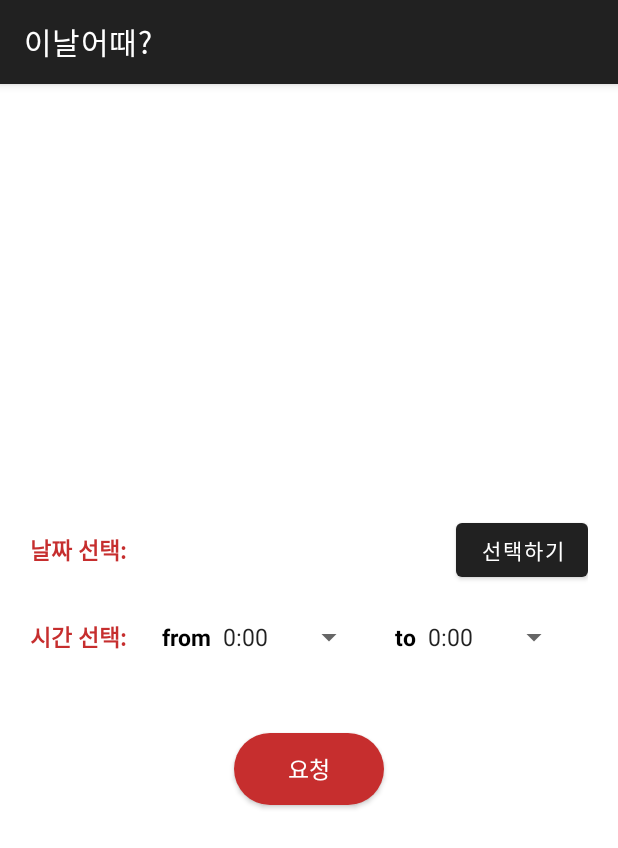
After one commit to Seungkyu-Han/MoApp, an Android app: the RequestActivity screen opened directly, with no data from a screen before it, on a phone screen of 412 x 824 dp. The commit adds this screen. Shown: the top 848 px of the screen. Run offline under Robolectric (Android 15) with nearby library versions, the phone set to English and light mode, and no system bars; 1 statement that could not run was skipped.

Commit message:
[feat] request meeting schedule

```diff
--- a/app/src/main/AndroidManifest.xml
+++ b/app/src/main/AndroidManifest.xml
@@ -18,8 +18,11 @@
         android:theme="@style/Theme.MoApp"
         tools:targetApi="31">
         <activity
+            android:name=".RequestActivity"
+            android:exported="false" />
+        <activity
             android:name=".AddGroupScheduleActivity"
-            android:exported="true"/>
+            android:exported="true" />
         <activity
             android:name=".CreateGroupFromActivity"
             android:exported="true" />
--- a/app/src/main/java/com/example/moapp/RetrofitService.kt
+++ b/app/src/main/java/com/example/moapp/RetrofitService.kt
@@ -2,6 +2,7 @@ package com.example.moapp
 
 import com.example.moapp.model.Group
 import com.example.moapp.model.groupPostReq
+import com.example.moapp.model.shareSchedulePostReq
 import com.example.moapp.model.shareSchedulePostUserScheduleReq
 import okhttp3.MultipartBody
 import retrofit2.Call
@@ -149,4 +150,10 @@ interface RetrofitService {
         @Body shareSchedulePostUserScheduleReq: shareSchedulePostUserScheduleReq,
         @Header("Authorization") accessToken: String
     ): Call<Unit>
+
+    @POST("/api/share-schedule/schedule")
+    fun requestSchedule(
+        @Body shareSchedulePostReq: shareSchedulePostReq,
+        @Header("Authorization") accessToken: String
+    ): Call<Unit>
 }
--- /dev/null
+++ b/app/src/main/res/layout/activity_request.xml
@@ -0,0 +1,87 @@
+<?xml version="1.0" encoding="utf-8"?>
+<LinearLayout xmlns:android="http://schemas.android.com/apk/res/android"
+    android:layout_width="match_parent"
+    android:layout_height="match_parent"
+    android:orientation="vertical"
+    android:gravity="center"
+    android:padding="20dp">
+    <LinearLayout
+        android:layout_width="match_parent"
+        android:layout_height="wrap_content"
+        android:orientation="horizontal">
+        <TextView
+            android:layout_width="wrap_content"
+            android:layout_height="wrap_content"
+            android:text="날짜 선택: "
+            android:textStyle="bold"
+            android:textSize="15sp"
+            android:textColor="#C62E2E"/>
+        <TextView
+            android:id="@+id/selectedDate"
+            android:layout_width="0dp"
+            android:layout_height="wrap_content"
+            android:textAlignment="center"
+            android:textSize="15sp"
+            android:layout_weight="1"/>
+        <Button
+            android:id="@+id/dateBtn"
+            android:layout_width="wrap_content"
+            android:layout_height="wrap_content"
+            android:text="선택하기"/>
+    </LinearLayout>
+
+    <!-- add time range layout -->
+    <LinearLayout
+        android:layout_width="match_parent"
+        android:layout_height="wrap_content"
+        android:orientation="horizontal"
+        android:layout_marginTop="10dp">
+        <TextView
+            android:layout_width="wrap_content"
+            android:layout_height="wrap_content"
+            android:text="시간 선택: "
+            android:textStyle="bold"
+            android:textSize="15sp"
+            android:textColor="#C62E2E"/>
+        <TextView
+            android:layout_width="wrap_content"
+            android:layout_height="wrap_content"
+            android:text="from"
+            android:textStyle="bold"
+            android:textSize="15sp"
+            android:layout_marginLeft="20dp"
+            android:textColor="#000000"/>
+        <Spinner
+            android:id="@+id/fromTimeSpinner"
+            android:layout_width="wrap_content"
+            android:layout_height="48dp"
+            android:entries="@array/times_array"
+            android:spinnerMode="dropdown"/>
+        <TextView
+            android:layout_width="wrap_content"
+            android:layout_height="wrap_content"
+            android:text="to"
+            android:textStyle="bold"
+            android:textSize="15sp"
+            android:layout_marginLeft="20dp"
+            android:textColor="#000000"/>
+        <Spinner
+            android:id="@+id/toTimeSpinner"
+            android:layout_width="wrap_content"
+            android:layout_height="48dp"
+            android:entries="@array/times_array"
+            android:spinnerMode="dropdown"/>
+    </LinearLayout>
+
+    <!-- add button-->
+    <androidx.appcompat.widget.AppCompatButton
+        android:id="@+id/reqButton"
+        android:layout_width="100dp"
+        android:layout_height="48dp"
+        android:layout_gravity="center"
+        android:text="요청"
+        android:textSize="15sp"
+        android:textColor="@color/white"
+        android:background="@drawable/bg_button"
+        android:layout_marginTop="40dp"/>
+</LinearLayout>
```
Also changed, not shown: app/src/main/java/com/example/moapp/GroupScheduleActivity.kt (+7 -0 lines), app/src/main/java/com/example/moapp/RequestActivity.kt (added, +142 -0 lines), app/src/main/java/com/example/moapp/model/GroupModel.kt (+7 -0 lines), app/src/main/res/layout/activity_group_schedule.xml (+17 -0 lines).
